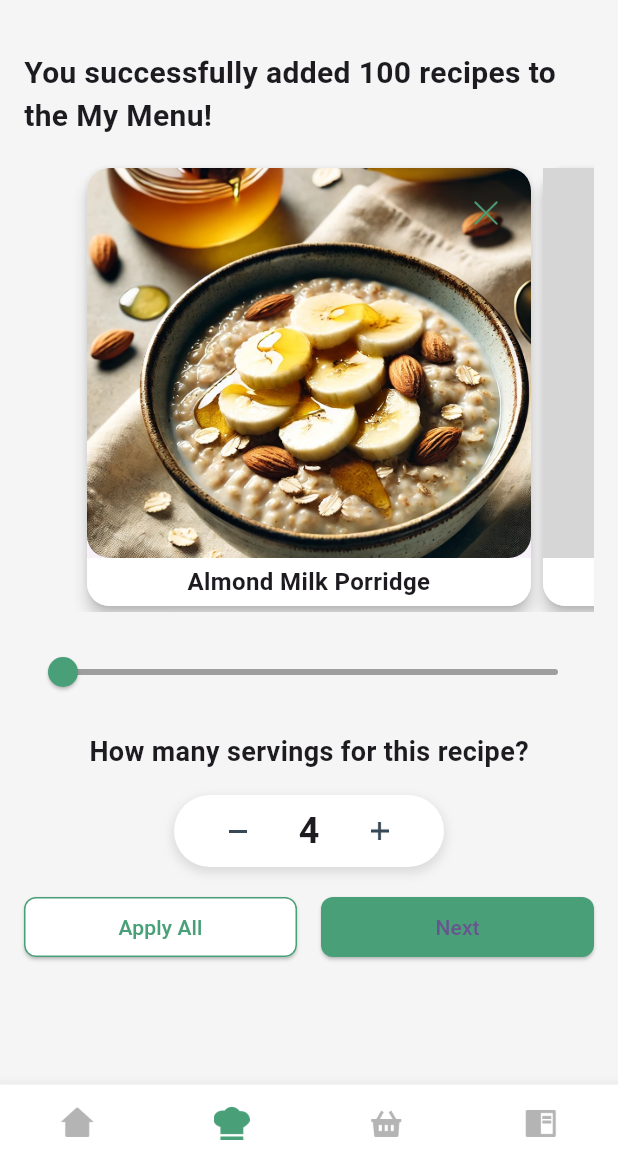
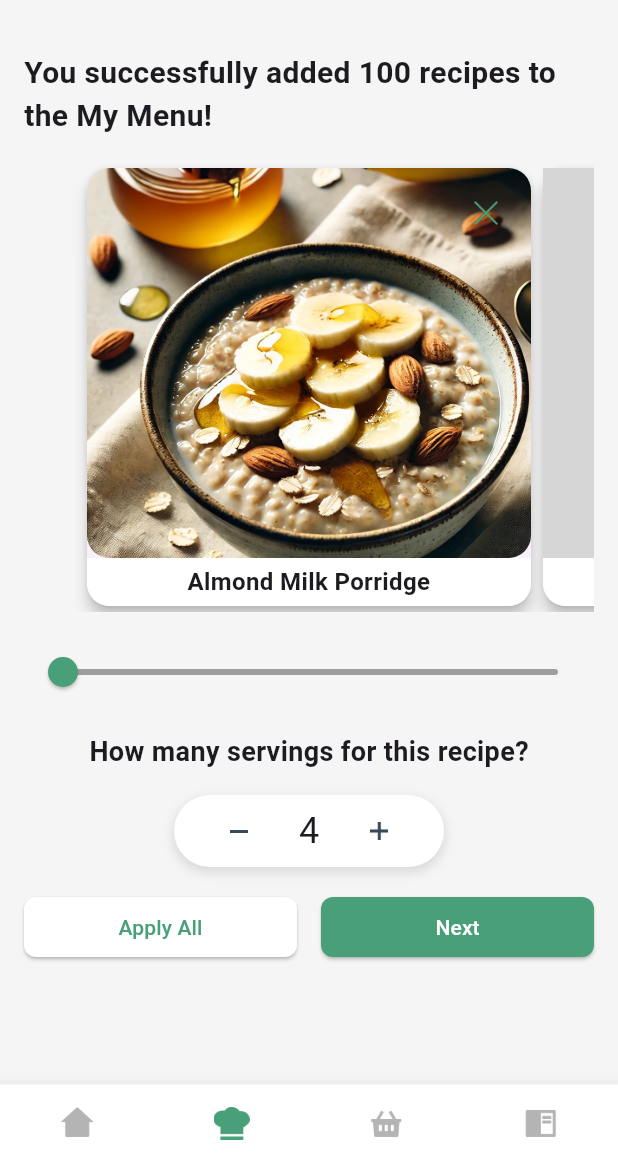
Before and after one commit to aadityayadav17/binarybandits, a Flutter app: the RecipeOverviewScreen screen opened directly, on a phone screen of 412 x 824 dp, the part 63-1236 px from its top. Run offline on Flutter 3.47's test engine with Material 3 defaults, Android fonts, the phone set to English and light mode, and no system bars; our stand-ins replace country_code_picker, dropdown_button2, firebase_core, google_fonts; accounts and stored records are empty; grey boxes are pictures that could not be loaded.

Commit message:
Recipe Overview (21/n) - Buttons

```diff
--- a/lib/screens/recipe_overview_screen.dart
+++ b/lib/screens/recipe_overview_screen.dart
@@ -263,7 +263,6 @@ class _RecipeOverviewScreenState extends State<RecipeOverviewScreen> {
                               '$_servings',
                               style: const TextStyle(
                                 fontSize: 24,
-                                fontWeight: FontWeight.bold,
                               ),
                             ),
                             const SizedBox(width: 16),
@@ -293,13 +292,17 @@ class _RecipeOverviewScreenState extends State<RecipeOverviewScreen> {
                             },
                             style: ElevatedButton.styleFrom(
                               backgroundColor: Colors.white,
-                              foregroundColor: const Color(0xFF49A078),
-                              side: const BorderSide(color: Color(0xFF49A078)),
+                              foregroundColor:
+                                  const Color.fromRGBO(73, 160, 120, 1),
                               shape: RoundedRectangleBorder(
                                 borderRadius: BorderRadius.circular(8),
                               ),
                             ),
-                            child: const Text('Apply All'),
+                            child: const Text(
+                              'Apply All',
+                              style: TextStyle(
+                                  color: const Color.fromRGBO(73, 160, 120, 1)),
+                            ),
                           ),
                         ),
                         const SizedBox(width: 16),
@@ -309,12 +312,16 @@ class _RecipeOverviewScreenState extends State<RecipeOverviewScreen> {
                               // Handle Next
                             },
                             style: ElevatedButton.styleFrom(
-                              backgroundColor: const Color(0xFF49A078),
+                              backgroundColor:
+                                  const Color.fromRGBO(73, 160, 120, 1),
                               shape: RoundedRectangleBorder(
                                 borderRadius: BorderRadius.circular(8),
                               ),
                             ),
-                            child: const Text('Next'),
+                            child: const Text(
+                              'Next',
+                              style: TextStyle(color: Colors.white),
+                            ),
                           ),
                         ),
                       ],
```
